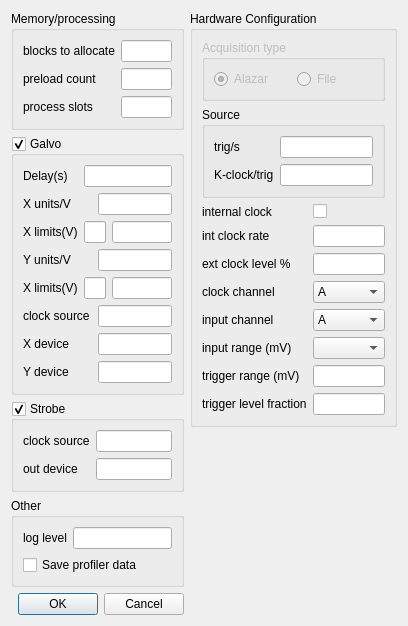
Qt form VtxEngineParamsDialog.ui (djsperka/vortup) before a commit.
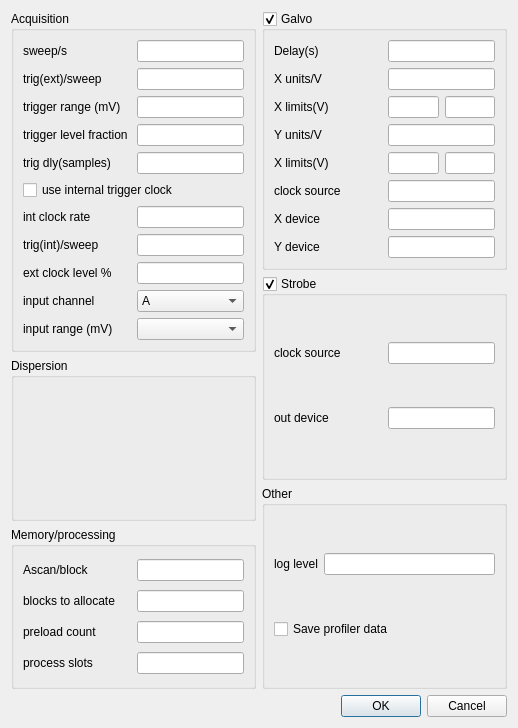
The same form after that commit. Custom widgets are drawn as their Qt base class.

Commit message: Rearrange main dialog and OCTUiParams. Remove AcquisitionParams, DispersionWidget, incorporate both directly into VtxEngineParameters. Update dialogs and GUIHelpers to reflect these changes.

The edit to the form file:
```diff
--- a/VtxEngineParamsDialog.ui
+++ b/VtxEngineParamsDialog.ui
@@ -6,55 +6,303 @@
    <rect>
     <x>0</x>
     <y>0</y>
-    <width>408</width>
-    <height>568</height>
+    <width>518</width>
+    <height>728</height>
    </rect>
   </property>
   <property name="windowTitle">
    <string>Dialog</string>
   </property>
-  <layout class="QHBoxLayout" name="horizontalLayout">
+  <layout class="QVBoxLayout" name="verticalLayout_9">
    <item>
-    <layout class="QVBoxLayout" name="verticalLayout">
+    <layout class="QHBoxLayout" name="horizontalLayout_29" stretch="1,1">
+     <item>
+      <layout class="QVBoxLayout" name="verticalLayout_7">
+       <item>
+        <widget class="QGroupBox" name="groupBox_3">
+         <property name="title">
+          <string>Acquisition</string>
+         </property>
+         <layout class="QVBoxLayout" name="verticalLayout_4">
+          <item>
+           <layout class="QHBoxLayout" name="horizontalLayout_17" stretch="1,1">
+            <item>
+             <widget class="QLabel" name="label_10">
+              <property name="text">
+               <string>sweep/s</string>
+              </property>
+             </widget>
+            </item>
+            <item>
+             <widget class="QLineEdit" name="lineEditTriggersPerSecond"/>
+            </item>
+           </layout>
+          </item>
+          <item>
+           <layout class="QHBoxLayout" name="horizontalLayout_18" stretch="1,1">
+            <item>
+             <widget class="QLabel" name="label_11">
+              <property name="text">
+               <string>trig(ext)/sweep</string>
+              </property>
+             </widget>
+            </item>
+            <item>
+             <widget class="QLineEdit" name="lineEditClockRisingEdgesPerTrigger">
+              <property name="toolTip">
+               <string extracomment="K-clock triggers. Ignored if internal clock used."/>
+              </property>
+             </widget>
+            </item>
+           </layout>
+          </item>
+          <item>
+           <layout class="QHBoxLayout" name="horizontalLayout_19" stretch="1,1">
+            <item>
+             <widget class="QLabel" name="label_21">
+              <property name="text">
+               <string>trigger range (mV)</string>
+              </property>
+             </widget>
+            </item>
+            <item>
+             <widget class="QLineEdit" name="lineEditTriggerRange"/>
+            </item>
+           </layout>
+          </item>
+          <item>
+           <layout class="QHBoxLayout" name="horizontalLayout_20" stretch="1,1">
+            <item>
+             <widget class="QLabel" name="label_22">
+              <property name="text">
+               <string>trigger level fraction</string>
+              </property>
+             </widget>
+            </item>
+            <item>
+             <widget class="QLineEdit" name="lineEditTriggerLevelFraction"/>
+            </item>
+           </layout>
+          </item>
+          <item>
+           <layout class="QHBoxLayout" name="horizontalLayout_21" stretch="1,1">
+            <item>
+             <widget class="QLabel" name="label_12">
+              <property name="text">
+               <string>trig dly(samples)</string>
+              </property>
+             </widget>
+            </item>
+            <item>
+             <widget class="QLineEdit" name="leTriggerDelay"/>
+            </item>
+           </layout>
+          </item>
+          <item>
+           <layout class="QHBoxLayout" name="horizontalLayout_22">
+            <item>
+             <widget class="QCheckBox" name="checkBoxInternalClock">
+              <property name="toolTip">
+               <string extracomment="Check to use on-board trig clock. "/>
+              </property>
+              <property name="text">
+               <string>use internal trigger clock</string>
+              </property>
+             </widget>
+            </item>
+           </layout>
+          </item>
+          <item>
+           <layout class="QHBoxLayout" name="horizontalLayout_23" stretch="1,1">
+            <item>
+             <widget class="QLabel" name="label_15">
+              <property name="text">
+               <string>int clock rate</string>
+              </property>
+             </widget>
+            </item>
+            <item>
+             <widget class="QLineEdit" name="lineEditInternalClockRate">
+              <property name="toolTip">
+               <string extracomment="Rate for internal trigger clock, when used. "/>
+              </property>
+             </widget>
+            </item>
+           </layout>
+          </item>
+          <item>
+           <layout class="QHBoxLayout" name="horizontalLayout_27" stretch="1,1">
+            <item>
+             <widget class="QLabel" name="label_17">
+              <property name="text">
+               <string>trig(int)/sweep</string>
+              </property>
+             </widget>
+            </item>
+            <item>
+             <widget class="QLineEdit" name="leSperA">
+              <property name="toolTip">
+               <string extracomment="Internally-generated K-clock triggers, only used with internal clock."/>
+              </property>
+             </widget>
+            </item>
+           </layout>
+          </item>
+          <item>
+           <layout class="QHBoxLayout" name="horizontalLayout_24" stretch="1,1">
+            <item>
+             <widget class="QLabel" name="label_16">
+              <property name="text">
+               <string>ext clock level %</string>
+              </property>
+             </widget>
+            </item>
+            <item>
+             <widget class="QLineEdit" name="lineEditExternalClockLevelPct">
+              <property name="toolTip">
+               <string extracomment="% level for external clock trigger"/>
+              </property>
+             </widget>
+            </item>
+           </layout>
+          </item>
+          <item>
+           <layout class="QHBoxLayout" name="horizontalLayout_25" stretch="1,1">
+            <item>
+             <widget class="QLabel" name="label_18">
+              <property name="text">
+               <string>input channel</string>
+              </property>
+             </widget>
+            </item>
+            <item>
+             <widget class="QComboBox" name="comboBoxInputChannel">
+              <item>
+               <property name="text">
+                <string>A</string>
+               </property>
+              </item>
+              <item>
+               <property name="text">
+                <string>B</string>
+               </property>
+              </item>
+              <item>
+               <property name="text">
+                <string>C</string>
+               </property>
+              </item>
+              <item>
+               <property name="text">
+                <string>D</string>
+               </property>
+              </item>
+             </widget>
+            </item>
+           </layout>
+          </item>
+          <item>
+           <layout class="QHBoxLayout" name="horizontalLayout_26" stretch="1,1">
+            <item>
+             <widget class="QLabel" name="label_6">
+              <property name="text">
+               <string>input range (mV)</string>
+              </property>
+             </widget>
+            </item>
+            <item>
+             <widget class="EnumComboBox" name="comboBoxInputRange">
+              <property name="toolTip">
+               <string extracomment="Input range in mV. Alazar 9373 requires 400mV."/>
+              </property>
+             </widget>
+            </item>
+           </layout>
+          </item>
+         </layout>
+        </widget>
+       </item>
+       <item>
+        <widget class="QGroupBox" name="groupBox">
+         <property name="title">
+          <string>Dispersion</string>
+         </property>
+         <layout class="QVBoxLayout" name="verticalLayout_6">
+          <item>
+           <widget class="DispersionWidget" name="widgetDispersion" native="true"/>
+          </item>
+         </layout>
+        </widget>
+       </item>
      <item>
       <widget class="QGroupBox" name="groupBox_5">
        <property name="title">
         <string>Memory/processing</string>
        </property>
-       <layout class="QFormLayout" name="formLayout_5">
-        <item row="0" column="0">
+         <layout class="QVBoxLayout" name="verticalLayout_3">
+          <item>
+           <layout class="QHBoxLayout" name="horizontalLayout_13" stretch="1,1">
+            <item>
+             <widget class="QLabel" name="label_13">
+              <property name="text">
+               <string>Ascan/block</string>
+              </property>
+             </widget>
+            </item>
+            <item>
+             <widget class="QLineEdit" name="leAperBlock"/>
+            </item>
+           </layout>
+          </item>
+          <item>
+           <layout class="QHBoxLayout" name="horizontalLayout_14" stretch="1,1">
+            <item>
          <widget class="QLabel" name="label_23">
           <property name="text">
            <string>blocks to allocate</string>
           </property>
          </widget>
         </item>
-        <item row="0" column="1">
+            <item>
          <widget class="QLineEdit" name="lineEditBlocksToAllocate"/>
         </item>
-        <item row="1" column="0">
+           </layout>
+          </item>
+          <item>
+           <layout class="QHBoxLayout" name="horizontalLayout_15" stretch="1,1">
+            <item>
          <widget class="QLabel" name="label_24">
           <property name="text">
            <string>preload count</string>
           </property>
          </widget>
         </item>
-        <item row="1" column="1">
+            <item>
          <widget class="QLineEdit" name="lineEditPreloadCount"/>
         </item>
-        <item row="2" column="0">
+           </layout>
+          </item>
+          <item>
+           <layout class="QHBoxLayout" name="horizontalLayout_16" stretch="1,1">
+            <item>
          <widget class="QLabel" name="label_25">
           <property name="text">
            <string>process slots</string>
           </property>
          </widget>
         </item>
-        <item row="2" column="1">
+            <item>
          <widget class="QLineEdit" name="lineEditProcessSlots"/>
         </item>
        </layout>
-      </widget>
-     </item>
+          </item>
+         </layout>
+        </widget>
+       </item>
+      </layout>
+     </item>
+     <item>
+      <layout class="QVBoxLayout" name="verticalLayout_8">
      <item>
       <widget class="QGroupBox" name="groupBoxGalvo">
        <property name="title">
@@ -63,102 +311,142 @@
        <property name="checkable">
         <bool>true</bool>
        </property>
-       <layout class="QGridLayout" name="gridLayout">
-        <item row="0" column="0">
+         <layout class="QVBoxLayout" name="verticalLayout">
+          <item>
+           <layout class="QHBoxLayout" name="horizontalLayout" stretch="1,1">
+            <item>
          <widget class="QLabel" name="label">
           <property name="text">
            <string>Delay(s)</string>
           </property>
          </widget>
         </item>
-        <item row="0" column="1" colspan="3">
+            <item>
          <widget class="QLineEdit" name="lineEditGalvoDelay"/>
         </item>
-        <item row="1" column="0">
+           </layout>
+          </item>
+          <item>
+           <layout class="QHBoxLayout" name="horizontalLayout_2" stretch="1,1">
+            <item>
          <widget class="QLabel" name="label_4">
           <property name="text">
            <string>X units/V</string>
           </property>
          </widget>
         </item>
-        <item row="1" column="2" colspan="2">
+            <item>
          <widget class="QLineEdit" name="lineEditXUnitsPerVolt"/>
         </item>
-        <item row="2" column="0">
+           </layout>
+          </item>
+          <item>
+           <layout class="QHBoxLayout" name="horizontalLayout_4" stretch="1,1">
+            <item>
          <widget class="QLabel" name="label_2">
           <property name="text">
            <string>X limits(V)</string>
           </property>
          </widget>
         </item>
-        <item row="2" column="1" colspan="2">
+            <item>
+             <layout class="QHBoxLayout" name="horizontalLayout_3" stretch="1,1">
+              <item>
          <widget class="QLineEdit" name="lineEditGalvoXmin"/>
         </item>
-        <item row="2" column="3">
+              <item>
          <widget class="QLineEdit" name="lineEditGalvoXmax"/>
         </item>
-        <item row="3" column="0">
+             </layout>
+            </item>
+           </layout>
+          </item>
+          <item>
+           <layout class="QHBoxLayout" name="horizontalLayout_5" stretch="1,1">
+            <item>
          <widget class="QLabel" name="label_5">
           <property name="text">
            <string>Y units/V</string>
           </property>
          </widget>
         </item>
-        <item row="3" column="2" colspan="2">
+            <item>
          <widget class="QLineEdit" name="lineEditYUnitsPerVolt"/>
         </item>
-        <item row="4" column="0">
+           </layout>
+          </item>
+          <item>
+           <layout class="QHBoxLayout" name="horizontalLayout_7" stretch="1,1">
+            <item>
          <widget class="QLabel" name="label_3">
           <property name="text">
            <string>X limits(V)</string>
           </property>
          </widget>
         </item>
-        <item row="4" column="1" colspan="2">
+            <item>
+             <layout class="QHBoxLayout" name="horizontalLayout_6" stretch="1,1">
+              <item>
          <widget class="QLineEdit" name="lineEditGalvoYmin">
           <property name="text">
            <string/>
           </property>
          </widget>
         </item>
-        <item row="4" column="3">
+              <item>
          <widget class="QLineEdit" name="lineEditGalvoYmax">
           <property name="text">
            <string/>
           </property>
          </widget>
         </item>
-        <item row="5" column="0" colspan="2">
+             </layout>
+            </item>
+           </layout>
+          </item>
+          <item>
+           <layout class="QHBoxLayout" name="horizontalLayout_8" stretch="1,1">
+            <item>
          <widget class="QLabel" name="label_7">
           <property name="text">
            <string>clock source</string>
           </property>
          </widget>
         </item>
-        <item row="5" column="2" colspan="2">
+            <item>
          <widget class="QLineEdit" name="lineEditGalvoClockSource"/>
         </item>
-        <item row="6" column="0">
+           </layout>
+          </item>
+          <item>
+           <layout class="QHBoxLayout" name="horizontalLayout_9" stretch="1,1">
+            <item>
          <widget class="QLabel" name="label_8">
           <property name="text">
            <string>X device</string>
           </property>
          </widget>
         </item>
-        <item row="6" column="2" colspan="2">
+            <item>
          <widget class="QLineEdit" name="lineEditGalvoXDevice"/>
         </item>
-        <item row="7" column="0">
+           </layout>
+          </item>
+          <item>
+           <layout class="QHBoxLayout" name="horizontalLayout_10" stretch="1,1">
+            <item>
          <widget class="QLabel" name="label_9">
           <property name="text">
            <string>Y device</string>
           </property>
          </widget>
         </item>
-        <item row="7" column="2" colspan="2">
+            <item>
          <widget class="QLineEdit" name="lineEditGalvoYDevice"/>
         </item>
        </layout>
+          </item>
+         </layout>
       </widget>
      </item>
      <item>
@@ -169,28 +457,36 @@
        <property name="checkable">
         <bool>true</bool>
        </property>
-       <layout class="QGridLayout" name="gridLayout_3">
-        <item row="0" column="0">
+         <layout class="QVBoxLayout" name="verticalLayout_2">
+          <item>
+           <layout class="QHBoxLayout" name="horizontalLayout_11" stretch="1,1">
+            <item>
          <widget class="QLabel" name="label_19">
           <property name="text">
            <string>clock source</string>
           </property>
          </widget>
         </item>
-        <item row="0" column="1">
+            <item>
          <widget class="QLineEdit" name="lineEditStrobeClockSource"/>
         </item>
-        <item row="1" column="0">
+           </layout>
+          </item>
+          <item>
+           <layout class="QHBoxLayout" name="horizontalLayout_12" stretch="1,1">
+            <item>
          <widget class="QLabel" name="label_20">
           <property name="text">
            <string>out device</string>
           </property>
          </widget>
         </item>
-        <item row="1" column="1">
+            <item>
          <widget class="QLineEdit" name="lineEditStrobeDevice"/>
         </item>
        </layout>
+          </item>
+         </layout>
       </widget>
      </item>
      <item>
@@ -198,18 +494,22 @@
        <property name="title">
         <string>Other</string>
        </property>
-       <layout class="QGridLayout" name="gridLayout_2">
-        <item row="0" column="0">
+         <layout class="QVBoxLayout" name="verticalLayout_5">
+          <item>
+           <layout class="QHBoxLayout" name="horizontalLayout_28">
+            <item>
          <widget class="QLabel" name="label_28">
           <property name="text">
            <string>log level</string>
           </property>
          </widget>
         </item>
-        <item row="0" column="1">
+            <item>
          <widget class="QLineEdit" name="lineEditLogLevel"/>
         </item>
-        <item row="1" column="0" colspan="2">
+           </layout>
+          </item>
+          <item>
          <widget class="QCheckBox" name="cbSaveProfilerData">
           <property name="text">
            <string>Save profiler data</string>
@@ -219,15 +519,21 @@
        </layout>
       </widget>
      </item>
+      </layout>
+     </item>
+    </layout>
+   </item>
      <item>
-      <spacer name="verticalSpacer">
+    <layout class="QHBoxLayout" name="horizontalLayout_30">
+     <item>
+      <spacer name="horizontalSpacer">
        <property name="orientation">
-        <enum>Qt::Vertical</enum>
+        <enum>Qt::Horizontal</enum>
        </property>
        <property name="sizeHint" stdset="0">
         <size>
-         <width>20</width>
-         <height>40</height>
+         <width>40</width>
+         <height>20</height>
         </size>
        </property>
       </spacer>
@@ -244,223 +550,15 @@
      </item>
     </layout>
    </item>
-   <item>
-    <layout class="QVBoxLayout" name="verticalLayout_3">
-     <item>
-      <widget class="QGroupBox" name="groupBox_3">
-       <property name="title">
-        <string>Hardware Configuration</string>
-       </property>
-       <layout class="QVBoxLayout" name="verticalLayout_2">
-        <item>
-         <widget class="QGroupBox" name="groupBox_6">
-          <property name="enabled">
-           <bool>false</bool>
-          </property>
-          <property name="title">
-           <string>Acquisition type</string>
-          </property>
-          <layout class="QHBoxLayout" name="horizontalLayout_2">
-           <item>
-            <widget class="QRadioButton" name="radioButtonAlazarAcquisition">
-             <property name="text">
-              <string>Alazar</string>
-             </property>
-             <property name="checked">
-              <bool>true</bool>
-             </property>
-            </widget>
-           </item>
-           <item>
-            <widget class="QRadioButton" name="radioButtonFileAcquisition">
-             <property name="text">
-              <string>File</string>
-             </property>
-            </widget>
-           </item>
-          </layout>
-         </widget>
-        </item>
-        <item>
-         <widget class="QGroupBox" name="groupBox_4">
-          <property name="title">
-           <string>Source</string>
-          </property>
-          <layout class="QFormLayout" name="formLayout_2">
-           <item row="0" column="0">
-            <widget class="QLabel" name="label_10">
-             <property name="text">
-              <string>trig/s</string>
-             </property>
-            </widget>
-           </item>
-           <item row="0" column="1">
-            <widget class="QLineEdit" name="lineEditTriggersPerSecond"/>
-           </item>
-           <item row="1" column="0">
-            <widget class="QLabel" name="label_11">
-             <property name="text">
-              <string>K-clock/trig</string>
-             </property>
-            </widget>
-           </item>
-           <item row="1" column="1">
-            <widget class="QLineEdit" name="lineEditClockRisingEdgesPerTrigger"/>
-           </item>
-          </layout>
-         </widget>
-        </item>
-        <item>
-         <layout class="QFormLayout" name="formLayout">
-          <item row="0" column="0">
-           <widget class="QLabel" name="label_14">
-            <property name="text">
-             <string>internal clock</string>
-            </property>
-           </widget>
-          </item>
-          <item row="0" column="1">
-           <widget class="QCheckBox" name="checkBoxInternalClock">
-            <property name="text">
-             <string/>
-            </property>
-           </widget>
-          </item>
-          <item row="1" column="0">
-           <widget class="QLabel" name="label_15">
-            <property name="text">
-             <string>int clock rate</string>
-            </property>
-           </widget>
-          </item>
-          <item row="1" column="1">
-           <widget class="QLineEdit" name="lineEditInternalClockRate"/>
-          </item>
-          <item row="2" column="0">
-           <widget class="QLabel" name="label_16">
-            <property name="text">
-             <string>ext clock level %</string>
-            </property>
-           </widget>
-          </item>
-          <item row="2" column="1">
-           <widget class="QLineEdit" name="lineEditExternalClockLevelPct"/>
-          </item>
-          <item row="3" column="0">
-           <widget class="QLabel" name="label_17">
-            <property name="text">
-             <string>clock channel</string>
-            </property>
-           </widget>
-          </item>
-          <item row="3" column="1">
-           <widget class="QComboBox" name="comboBoxClockChannel">
-            <item>
-             <property name="text">
-              <string>A</string>
-             </property>
-            </item>
-            <item>
-             <property name="text">
-              <string>B</string>
-             </property>
-            </item>
-            <item>
-             <property name="text">
-              <string>C</string>
-             </property>
-            </item>
-            <item>
-             <property name="text">
-              <string>D</string>
-             </property>
-            </item>
-           </widget>
-          </item>
-          <item row="4" column="0">
-           <widget class="QLabel" name="label_18">
-            <property name="text">
-             <string>input channel</string>
-            </property>
-           </widget>
-          </item>
-          <item row="4" column="1">
-           <widget class="QComboBox" name="comboBoxInputChannel">
-            <item>
-             <property name="text">
-              <string>A</string>
-             </property>
-            </item>
-            <item>
-             <property name="text">
-              <string>B</string>
-             </property>
-            </item>
-            <item>
-             <property name="text">
-              <string>C</string>
-             </property>
-            </item>
-            <item>
-             <property name="text">
-              <string>D</string>
-             </property>
-            </item>
-           </widget>
-          </item>
-          <item row="5" column="0">
-           <widget class="QLabel" name="label_6">
-            <property name="text">
-             <string>input range (mV)</string>
-            </property>
-           </widget>
-          </item>
-          <item row="5" column="1">
-           <widget class="EnumComboBox" name="comboBoxInputRange"/>
-          </item>
-          <item row="6" column="0">
-           <widget class="QLabel" name="label_21">
-            <property name="text">
-             <string>trigger range (mV)</string>
-            </property>
-           </widget>
-          </item>
-          <item row="6" column="1">
-           <widget class="QLineEdit" name="lineEditTriggerRange"/>
-          </item>
-          <item row="7" column="0">
-           <widget class="QLabel" name="label_22">
-            <property name="text">
-             <string>trigger level fraction</string>
-            </property>
-           </widget>
-          </item>
-          <item row="7" column="1">
-           <widget class="QLineEdit" name="lineEditTriggerLevelFraction"/>
-          </item>
-         </layout>
-        </item>
-       </layout>
-      </widget>
-     </item>
-     <item>
-      <spacer name="verticalSpacer_2">
-       <property name="orientation">
-        <enum>Qt::Vertical</enum>
-       </property>
-       <property name="sizeHint" stdset="0">
-        <size>
-         <width>20</width>
-         <height>40</height>
-        </size>
-       </property>
-      </spacer>
-     </item>
-    </layout>
-   </item>
   </layout>
  </widget>
  <customwidgets>
+  <customwidget>
+   <class>DispersionWidget</class>
+   <extends>QWidget</extends>
+   <header>DispersionWidget</header>
+   <container>1</container>
+  </customwidget>
   <customwidget>
    <class>EnumComboBox</class>
    <extends>QComboBox</extends>
```
Lines whose indentation alone changed are shown as unchanged. The commit also changes 14 other files.
